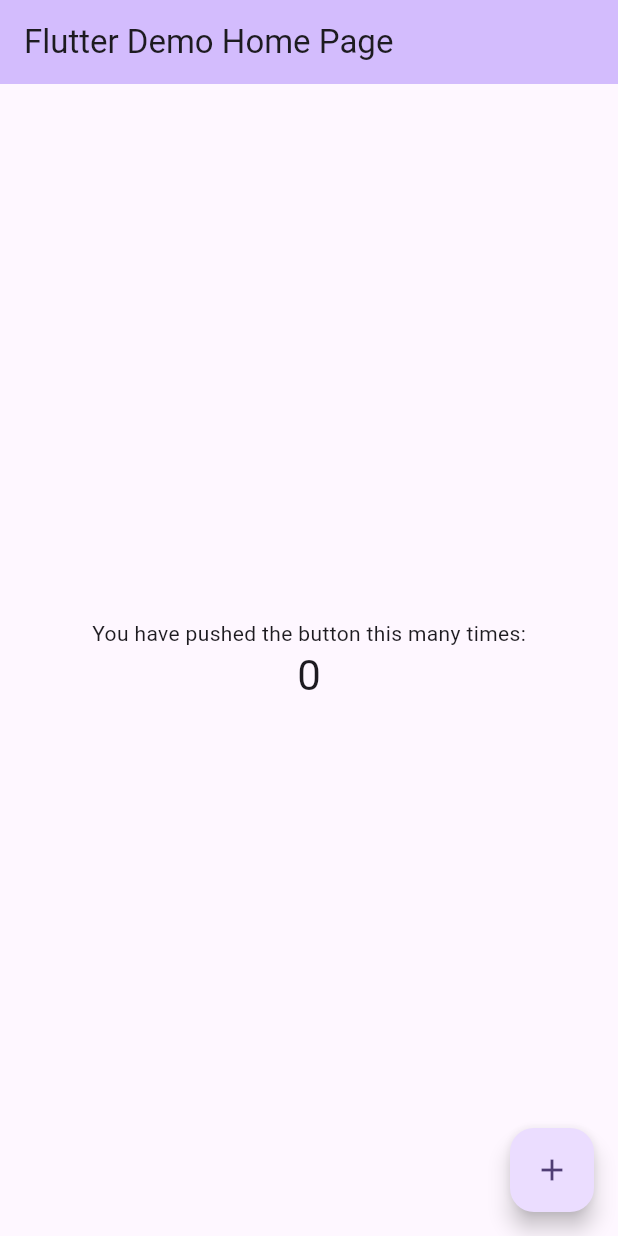
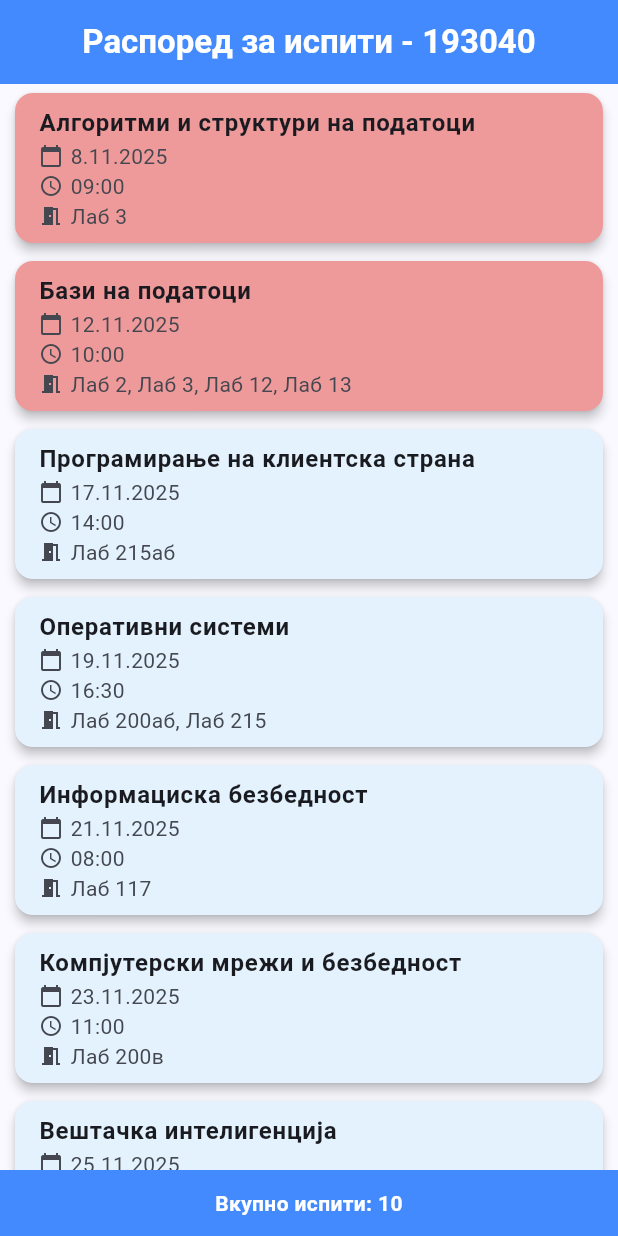
Before and after one commit to s-postolov/exam-scheduler-flutter-mis, a Flutter app: the screen it shows after launch, on a phone screen of 412 x 824 dp. Run offline on Flutter 3.47's test engine with Material 3 defaults, Android fonts, the phone set to English and light mode, and no system bars.

Commit message:
added models, screens, widgets and screenshots

```diff
--- a/lib/main.dart
+++ b/lib/main.dart
@@ -1,122 +1,23 @@
 import 'package:flutter/material.dart';
+import 'screens/exam_list_screen.dart';
 
 void main() {
-  runApp(const MyApp());
+  runApp(const ExamApp());
 }
 
-class MyApp extends StatelessWidget {
-  const MyApp({super.key});
+class ExamApp extends StatelessWidget {
+  const ExamApp({super.key});
 
-  // This widget is the root of your application.
   @override
   Widget build(BuildContext context) {
     return MaterialApp(
-      title: 'Flutter Demo',
+      title: 'Распоред за испити - 193040',
+      debugShowCheckedModeBanner: false,
       theme: ThemeData(
-        // This is the theme of your application.
-        //
-        // TRY THIS: Try running your application with "flutter run". You'll see
-        // the application has a purple toolbar. Then, without quitting the app,
-        // try changing the seedColor in the colorScheme below to Colors.green
-        // and then invoke "hot reload" (save your changes or press the "hot
-        // reload" button in a Flutter-supported IDE, or press "r" if you used
-        // the command line to start the app).
-        //
-        // Notice that the counter didn't reset back to zero; the application
-        // state is not lost during the reload. To reset the state, use hot
-        // restart instead.
-        //
-        // This works for code too, not just values: Most code changes can be
-        // tested with just a hot reload.
-        colorScheme: ColorScheme.fromSeed(seedColor: Colors.deepPurple),
+        useMaterial3: true,
+        colorSchemeSeed: Colors.blueAccent,
       ),
-      home: const MyHomePage(title: 'Flutter Demo Home Page'),
+      home: const ExamListScreen(),
     );
   }
 }
-
-class MyHomePage extends StatefulWidget {
-  const MyHomePage({super.key, required this.title});
-
-  // This widget is the home page of your application. It is stateful, meaning
-  // that it has a State object (defined below) that contains fields that affect
-  // how it looks.
-
-  // This class is the configuration for the state. It holds the values (in this
-  // case the title) provided by the parent (in this case the App widget) and
-  // used by the build method of the State. Fields in a Widget subclass are
-  // always marked "final".
-
-  final String title;
-
-  @override
-  State<MyHomePage> createState() => _MyHomePageState();
-}
-
-class _MyHomePageState extends State<MyHomePage> {
-  int _counter = 0;
-
-  void _incrementCounter() {
-    setState(() {
-      // This call to setState tells the Flutter framework that something has
-      // changed in this State, which causes it to rerun the build method below
-      // so that the display can reflect the updated values. If we changed
-      // _counter without calling setState(), then the build method would not be
-      // called again, and so nothing would appear to happen.
-      _counter++;
-    });
-  }
-
-  @override
-  Widget build(BuildContext context) {
-    // This method is rerun every time setState is called, for instance as done
-    // by the _incrementCounter method above.
-    //
-    // The Flutter framework has been optimized to make rerunning build methods
-    // fast, so that you can just rebuild anything that needs updating rather
-    // than having to individually change instances of widgets.
-    return Scaffold(
-      appBar: AppBar(
-        // TRY THIS: Try changing the color here to a specific color (to
-        // Colors.amber, perhaps?) and trigger a hot reload to see the AppBar
-        // change color while the other colors stay the same.
-        backgroundColor: Theme.of(context).colorScheme.inversePrimary,
-        // Here we take the value from the MyHomePage object that was created by
-        // the App.build method, and use it to set our appbar title.
-        title: Text(widget.title),
-      ),
-      body: Center(
-        // Center is a layout widget. It takes a single child and positions it
-        // in the middle of the parent.
-        child: Column(
-          // Column is also a layout widget. It takes a list of children and
-          // arranges them vertically. By default, it sizes itself to fit its
-          // children horizontally, and tries to be as tall as its parent.
-          //
-          // Column has various properties to control how it sizes itself and
-          // how it positions its children. Here we use mainAxisAlignment to
-          // center the children vertically; the main axis here is the vertical
-          // axis because Columns are vertical (the cross axis would be
-          // horizontal).
-          //
-          // TRY THIS: Invoke "debug painting" (choose the "Toggle Debug Paint"
-          // action in the IDE, or press "p" in the console), to see the
-          // wireframe for each widget.
-          mainAxisAlignment: MainAxisAlignment.center,
-          children: <Widget>[
-            const Text('You have pushed the button this many times:'),
-            Text(
-              '$_counter',
-              style: Theme.of(context).textTheme.headlineMedium,
-            ),
-          ],
-        ),
-      ),
-      floatingActionButton: FloatingActionButton(
-        onPressed: _incrementCounter,
-        tooltip: 'Increment',
-        child: const Icon(Icons.add),
-      ), // This trailing comma makes auto-formatting nicer for build methods.
-    );
-  }
-}
--- /dev/null
+++ b/lib/models/exam.dart
@@ -0,0 +1,13 @@
+class Exam {
+  final String subjectName;
+  final DateTime dateTime;
+  final List<String> rooms;
+  final bool isPassed;
+
+  Exam({
+    required this.subjectName,
+    required this.dateTime,
+    required this.rooms,
+    this.isPassed = false,
+  });
+}
--- /dev/null
+++ b/lib/screens/exam_list_screen.dart
@@ -0,0 +1,116 @@
+import 'package:flutter/material.dart';
+import '../models/exam.dart';
+import '../widgets/exam_card.dart';
+import 'exam_detail_screen.dart';
+
+class ExamListScreen extends StatelessWidget {
+  const ExamListScreen({super.key});
+
+  // DateTime ex. Компјутерски мрежи и безбедност 23 Nov 2025, 11:00
+
+  List<Exam> get exams {
+    final items = [
+      Exam(
+        subjectName: "Веројатност и статистика",
+        dateTime: DateTime(2026, 1, 23, 09, 30),
+        rooms: ["Лаб 138", "Лаб 117"],
+      ),
+      Exam(
+        subjectName: "Програмирање на клиентска страна",
+        dateTime: DateTime(2025, 11, 17, 14, 00),
+        rooms: ["Лаб 215аб"],
+      ),
+      Exam(
+        subjectName: "Компјутерски мрежи и безбедност",
+        dateTime: DateTime(2025, 11, 23, 11, 00),
+        rooms: ["Лаб 200в"],
+      ),
+      Exam(
+        subjectName: "Бази на податоци",
+        dateTime: DateTime(2025, 11, 12, 10, 00),
+        rooms: ["Лаб 2", "Лаб 3", "Лаб 12", "Лаб 13"],
+        isPassed: true,
+      ),
+      Exam(
+        subjectName: "Оперативни системи",
+        dateTime: DateTime(2025, 11, 19, 16, 30),
+        rooms: ["Лаб 200аб", "Лаб 215"],
+      ),
+      Exam(
+        subjectName: "Информациска безбедност",
+        dateTime: DateTime(2025, 11, 21, 08, 00),
+        rooms: ["Лаб 117"],
+      ),
+      Exam(
+        subjectName: "Вештачка интелигенција",
+        dateTime: DateTime(2025, 11, 25, 13, 15),
+        rooms: ["Лаб 2"],
+      ),
+      Exam(
+        subjectName: "Алгоритми и структури на податоци",
+        dateTime: DateTime(2025, 11, 8, 09, 00),
+        rooms: ["Лаб 3"],
+        isPassed: true,
+      ),
+      Exam(
+        subjectName: "Интернет технологии",
+        dateTime: DateTime(2025, 11, 27, 12, 00),
+        rooms: ["Лаб 13"],
+      ),
+      Exam(
+        subjectName: "Веб програмирање",
+        dateTime: DateTime(2025, 12, 01, 10, 00),
+        rooms: ["Лаб 138"],
+      ),
+    ];
+
+    items.sort((a, b) => a.dateTime.compareTo(b.dateTime));
+    return items;
+  }
+@override
+  Widget build(BuildContext context) {
+    return Scaffold(
+      appBar: AppBar(
+        title: const Text(
+          "Распоред за испити - 193040",
+          style: TextStyle(
+            color: Colors.white,
+            fontWeight: FontWeight.bold
+          ),
+        ),
+        centerTitle: true,
+        backgroundColor: Colors.blueAccent,
+      ),
+      body: Column(
+        children: [
+          Expanded(
+            child: ListView.builder(
+              itemCount: exams.length,
+              itemBuilder: (ctx, i) {
+                return ExamCard(
+                  exam: exams[i],
+                  onTap: () {
+                    Navigator.push(
+                      context,
+                      MaterialPageRoute(builder: (_) => ExamDetailScreen(exam: exams[i])),
+                    );
+                  },
+                );
+              },
+            ),
+          ),
+          Container(
+            color: Colors.blueAccent,
+            width: double.infinity,
+            padding: const EdgeInsets.all(12),
+            child: Text(
+              "Вкупно испити: ${exams.length}",
+              textAlign: TextAlign.center,
+              style: const TextStyle(color: Colors.white, fontWeight: FontWeight.bold),
+            ),
+          )
+        ],
+      ),
+    );
+  }
+}
--- /dev/null
+++ b/lib/widgets/exam_card.dart
@@ -0,0 +1,47 @@
+import 'package:flutter/material.dart';
+import '../models/exam.dart';
+
+class ExamCard extends StatelessWidget {
+  final Exam exam;
+  final VoidCallback onTap;
+
+  const ExamCard({super.key, required this.exam, required this.onTap});
+
+  @override
+  Widget build(BuildContext context) {
+    final date = "${exam.dateTime.day}.${exam.dateTime.month}.${exam.dateTime.year}";
+    final time = "${exam.dateTime.hour.toString().padLeft(2, '0')}:${exam.dateTime.minute.toString().padLeft(2, '0')}";
+
+    return Card(
+      color: exam.isPassed ? Colors.red.shade200 : Colors.blue.shade50,
+      elevation: 3,
+      margin: const EdgeInsets.symmetric(horizontal: 10, vertical: 6),
+      shape: RoundedRectangleBorder(borderRadius: BorderRadius.circular(12)),
+      child: ListTile(
+        //leading: Icon(Icons.school, color: exam.isPassed ? Colors.red : Colors.blueAccent),
+        title: Text(exam.subjectName, style: const TextStyle(fontWeight: FontWeight.bold)),
+        subtitle: Column(
+          crossAxisAlignment: CrossAxisAlignment.start,
+          children: [
+            Row(children: [
+              const Icon(Icons.calendar_today, size: 16),
+              const SizedBox(width: 5),
+              Text(date),
+            ]),
+            Row(children: [
+              const Icon(Icons.access_time, size: 16),
+              const SizedBox(width: 5),
+              Text(time),
+            ]),
+            Row(children: [
+              const Icon(Icons.meeting_room, size: 16),
+              const SizedBox(width: 5),
+              Expanded(child: Text(exam.rooms.join(", "))),
+            ]),
+          ],
+        ),
+        onTap: onTap,
+      ),
+    );
+  }
+}
```
Also changed, not shown: lib/screens/exam_detail_screen.dart (added, +92 -0 lines), 3 other files.
